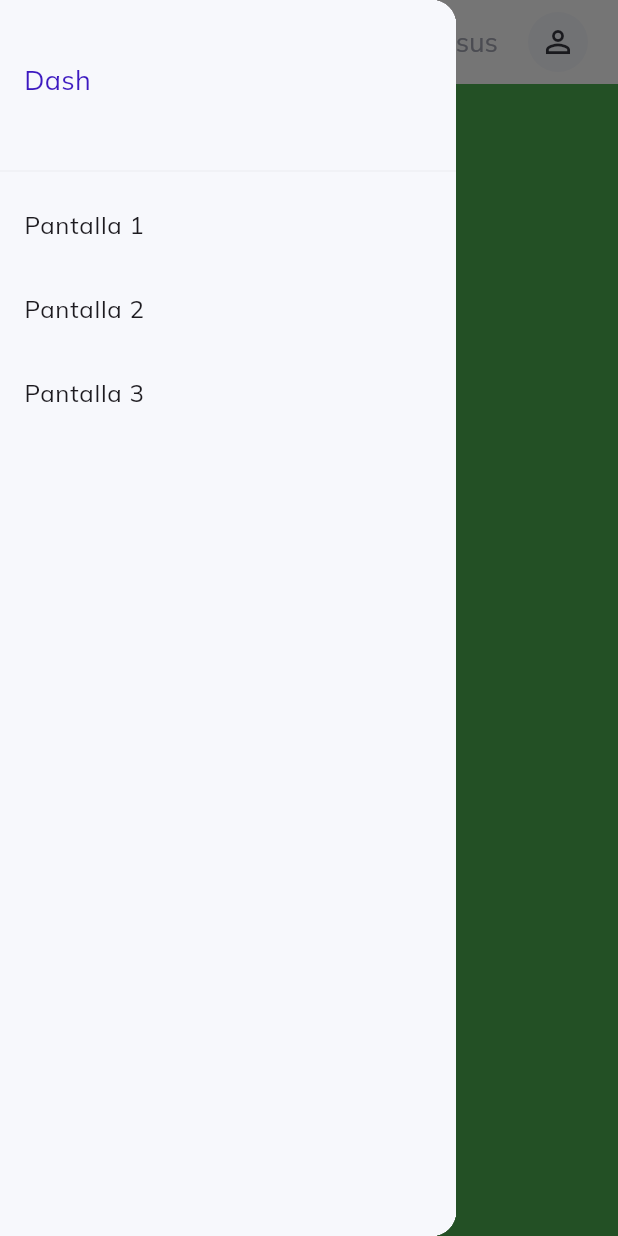
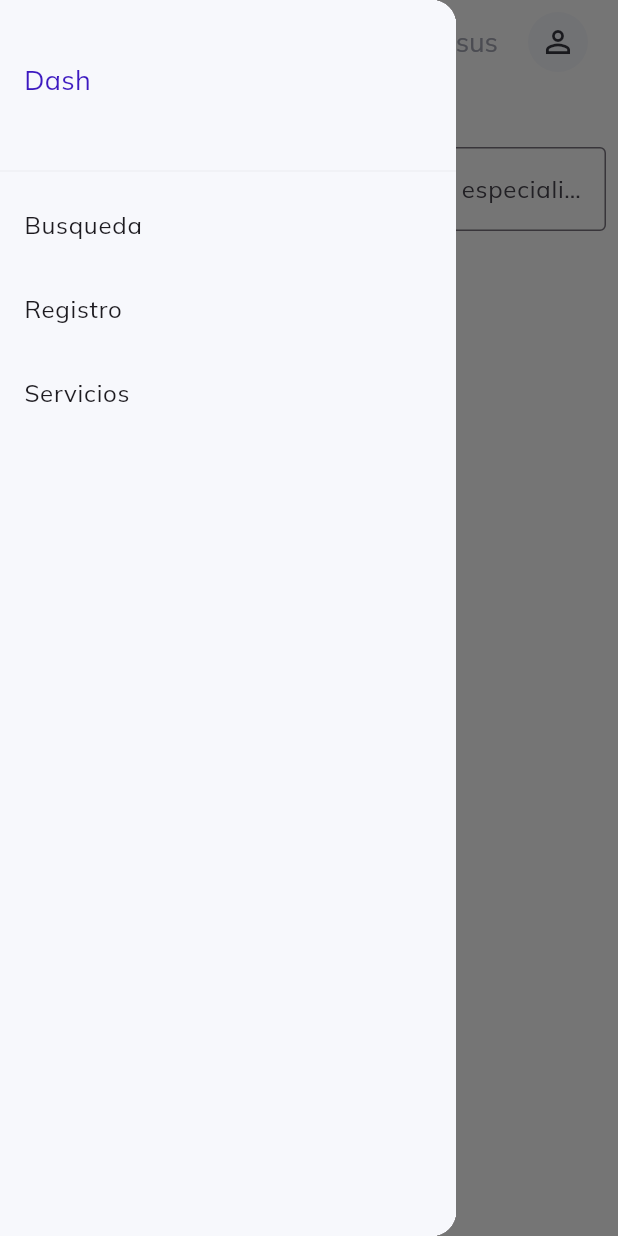
Before and after one commit to JesusPeraltaH/FastFixer-web, a Flutter app: the screen it shows after launch, with the side drawer open, on a phone screen of 412 x 824 dp. Run offline on Flutter 3.47's test engine with Material 3 defaults, Android fonts, the phone set to English and light mode, and no system bars; our stand-ins replace cloud_firestore, firebase_core, get, google_fonts; accounts and stored records are empty.

Commit message:
cambio de rutas y colores

```diff
--- a/fastfixer_web/lib/layout.dart
+++ b/fastfixer_web/lib/layout.dart
@@ -1,4 +1,6 @@
 import 'package:fastfixer_web/helpers/responsiveness.dart';
+import 'package:fastfixer_web/screens/busqueda.dart';
+import 'package:fastfixer_web/screens/home.dart';
 import 'package:fastfixer_web/widgets/large_screen.dart';
 import 'package:fastfixer_web/widgets/side_menu.dart';
 import 'package:fastfixer_web/widgets/small_screen.dart';
@@ -18,7 +20,7 @@ class SiteLayout extends StatelessWidget {
       ),
       body: ResponsiveWidget(
         largeScreen: LargeScreen(),
-        smallScreen: SmallScreen(),
+        smallScreen: SearchPage(),
         mediumScreen: LargeScreen(),
       ),
     );
--- a/fastfixer_web/lib/main.dart
+++ b/fastfixer_web/lib/main.dart
@@ -1,11 +1,16 @@
+import 'dart:developer';
+
 import 'package:fastfixer_web/layout.dart';
+import 'package:fastfixer_web/screens/busqueda.dart';
 import 'package:fastfixer_web/screens/contratistas.dart';
 import 'package:fastfixer_web/screens/home.dart';
+import 'package:fastfixer_web/screens/servicios.dart';
 import 'package:fastfixer_web/widgets/small_screen.dart';
 import 'package:flutter/material.dart';
 import 'package:get/get.dart';
 import 'package:google_fonts/google_fonts.dart';
 import 'package:firebase_core/firebase_core.dart';
+
 Future<void> main() async {
   Get.put(MenuController());
   Get.find<MenuController>();
@@ -17,8 +22,7 @@ Future<void> main() async {
         storageBucket: "quickfix-c271f.appspot.com",
         messagingSenderId: "48532468752",
         appId: "1:48532468752:web:bbeb5e1f81840680e2c695",
-  measurementId: "G-SQETC0BHZN"
-    ),
+        measurementId: "G-SQETC0BHZN"),
   );
   runApp(const MyApp());
 }
@@ -29,9 +33,9 @@ class MyApp extends StatelessWidget {
   static final Map<String, WidgetBuilder> routes = {
     '/': (context) =>
         SiteLayout(), // Ruta por defecto: SiteLayout como página principal
-    '/pantalla1': (context) => Contratistas(),
-    '/pantalla2': (context) => Homepage(),
-    '/pantalla3': (context) => SmallScreen(),
+    '/pantalla1': (context) => SearchPage(),
+    '/pantalla2': (context) => Contratistas(),
+    '/pantalla3': (context) => Servicios(),
   };
 
   // This widget is the root of your application.
--- a/fastfixer_web/lib/screens/busqueda.dart
+++ b/fastfixer_web/lib/screens/busqueda.dart
@@ -10,7 +10,8 @@ class SearchPage extends StatefulWidget {
 class _SearchPageState extends State<SearchPage> {
   final TextEditingController _searchController = TextEditingController();
 
-  void _deleteRecord(String documentId, String nombre, String apellidos, String especialidad, String telefono) {
+  void _deleteRecord(String documentId, String nombre, String apellidos,
+      String especialidad, String telefono) {
     showDialog(
       context: context,
       builder: (BuildContext context) {
@@ -37,7 +38,10 @@ class _SearchPageState extends State<SearchPage> {
             TextButton(
               child: Text('Eliminar'),
               onPressed: () {
-                FirebaseFirestore.instance.collection('usuarios').doc(documentId).delete();
+                FirebaseFirestore.instance
+                    .collection('usuarios')
+                    .doc(documentId)
+                    .delete();
                 Navigator.of(context).pop();
               },
             ),
@@ -51,7 +55,8 @@ class _SearchPageState extends State<SearchPage> {
     Navigator.push(
       context,
       MaterialPageRoute(
-        builder: (context) => EditUserPage(documentId: documentId, userData: userData),
+        builder: (context) =>
+            EditUserPage(documentId: documentId, userData: userData),
       ),
     );
   }
@@ -60,6 +65,7 @@ class _SearchPageState extends State<SearchPage> {
   Widget build(BuildContext context) {
     return Scaffold(
       appBar: AppBar(
+        backgroundColor: Colors.white10,
         title: Text('Buscar Registros'),
         bottom: PreferredSize(
           preferredSize: Size.fromHeight(50.0),
@@ -86,11 +92,21 @@ class _SearchPageState extends State<SearchPage> {
             return Center(child: CircularProgressIndicator());
           }
 
-          final results = snapshot.data!.docs.where((DocumentSnapshot document) {
+          final results =
+              snapshot.data!.docs.where((DocumentSnapshot document) {
             String searchValue = _searchController.text.toLowerCase();
-            return  document['nombre'].toString().toLowerCase().contains(searchValue) ||
-                    document['apellidos'].toString().toLowerCase().contains(searchValue) ||
-                    document['especialidad'].toString().toLowerCase().contains(searchValue);
+            return document['nombre']
+                    .toString()
+                    .toLowerCase()
+                    .contains(searchValue) ||
+                document['apellidos']
+                    .toString()
+                    .toLowerCase()
+                    .contains(searchValue) ||
+                document['especialidad']
+                    .toString()
+                    .toLowerCase()
+                    .contains(searchValue);
           }).toList();
 
           return ListView.builder(
@@ -99,14 +115,16 @@ class _SearchPageState extends State<SearchPage> {
               final document = results[index];
               return ListTile(
                 title: Text('${document['nombre']} ${document['apellidos']}'),
-                subtitle: Text('${document['especialidad']} ${document['correo']} ${document['telefono']} ${document['direccion']}'),
+                subtitle: Text(
+                    '${document['especialidad']} ${document['correo']} ${document['telefono']} ${document['direccion']}'),
                 trailing: Row(
                   mainAxisSize: MainAxisSize.min,
                   children: [
                     IconButton(
                       icon: Icon(Icons.edit),
                       onPressed: () {
-                        _editRecord(document.id, document.data() as Map<String, dynamic>);
+                        _editRecord(document.id,
+                            document.data() as Map<String, dynamic>);
                       },
                     ),
                     IconButton(
--- a/fastfixer_web/lib/screens/home.dart
+++ b/fastfixer_web/lib/screens/home.dart
@@ -7,7 +7,8 @@ class Homepage extends StatelessWidget {
   Widget build(BuildContext context) {
     return Container(
       constraints: BoxConstraints.expand(),
-      color: Colors.black,
+      color: Colors.white,
+      child: Text("Bienvenido"),
     );
   }
 }
--- a/fastfixer_web/lib/widgets/side_menu.dart
+++ b/fastfixer_web/lib/widgets/side_menu.dart
@@ -33,21 +33,21 @@ class SideMenu extends StatelessWidget {
           SizedBox(height: 40),
           Divider(color: lightGrey.withOpacity(0.1)),
           ListTile(
-            title: Text("Pantalla 1"),
+            title: Text("Busqueda"),
             onTap: () {
               Navigator.pushNamed(
                   context, '/pantalla1'); // Navega a la pantalla 1
             },
           ),
           ListTile(
-            title: Text("Pantalla 2"),
+            title: Text("Registro"),
             onTap: () {
               Navigator.pushNamed(
                   context, '/pantalla2'); // Navega a la pantalla 2
             },
           ),
           ListTile(
-            title: Text("Pantalla 3"),
+            title: Text("Servicios"),
             onTap: () {
               Navigator.pushNamed(
                   context, '/pantalla3'); // Navega a la pantalla 3
--- a/fastfixer_web/lib/widgets/top_nav.dart
+++ b/fastfixer_web/lib/widgets/top_nav.dart
@@ -29,11 +29,16 @@ AppBar topNavigationBar(BuildContext context, GlobalKey<ScaffoldState> key) {
     title: Row(
       children: [
         Visibility(
-          child: CustomText(
-              text: "Dash",
-              size: 20,
-              weight: FontWeight.bold,
-              color: lightGrey),
+          child: GestureDetector(
+            onTap: () {
+              Navigator.pushNamed(context, '/');
+            },
+            child: CustomText(
+                text: "Dash",
+                size: 20,
+                weight: FontWeight.bold,
+                color: lightGrey),
+          ),
         ),
         Expanded(child: Container()),
         IconButton(
```
Also changed, not shown: fastfixer_web/lib/screens/contratistas.dart (+18 -6 lines), fastfixer_web/lib/screens/servicios.dart (+15 -6 lines). Lines whose indentation alone changed are shown as unchanged.
